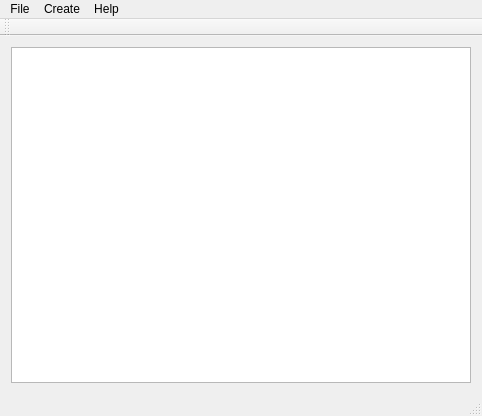
Old version of the form skilaverkefni3/mainwindow.ui in the repository Njallzzz/Skilaverkefni.
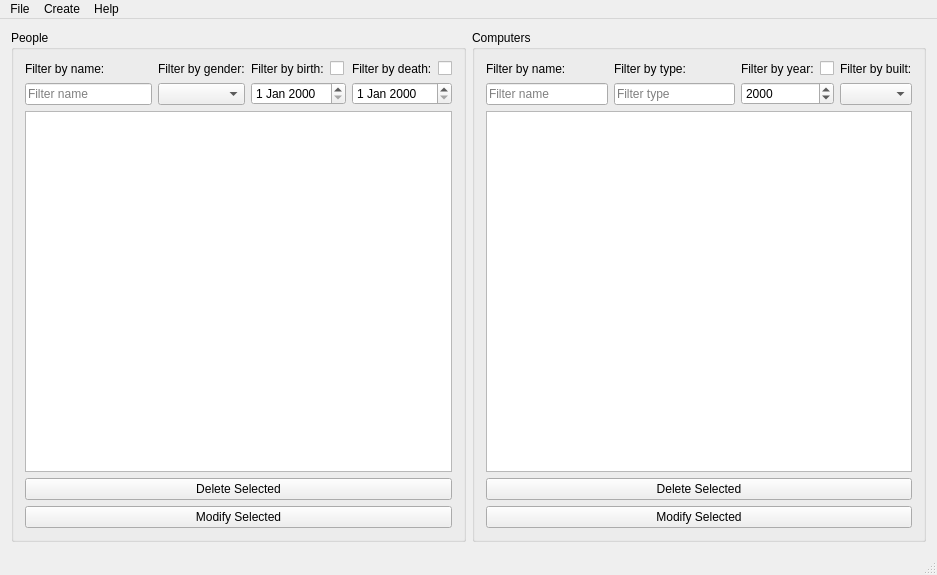
New version of the form.

Commit message: Added SQL for MainWindow, added search and correct formating

```diff
--- a/skilaverkefni3/mainwindow.ui
+++ b/skilaverkefni3/mainwindow.ui
@@ -6,8 +6,8 @@
    <rect>
     <x>0</x>
     <y>0</y>
-    <width>482</width>
-    <height>416</height>
+    <width>937</width>
+    <height>575</height>
    </rect>
   </property>
   <property name="windowTitle">
@@ -16,26 +16,233 @@
   <widget class="QWidget" name="centralWidget">
    <layout class="QVBoxLayout" name="verticalLayout">
     <item>
-     <widget class="QListView" name="listView">
-      <property name="midLineWidth">
-       <number>0</number>
-      </property>
-      <property name="gridSize">
-       <size>
-        <width>0</width>
-        <height>20</height>
-       </size>
-      </property>
-      <property name="viewMode">
-       <enum>QListView::ListMode</enum>
-      </property>
-      <property name="modelColumn">
-       <number>0</number>
-      </property>
-      <property name="uniformItemSizes">
-       <bool>false</bool>
-      </property>
-     </widget>
+     <layout class="QHBoxLayout" name="middle_group">
+      <item>
+       <widget class="QGroupBox" name="people_group">
+        <property name="title">
+         <string>People</string>
+        </property>
+        <layout class="QVBoxLayout" name="verticalLayout_4">
+         <item>
+          <layout class="QHBoxLayout" name="filter_group_p">
+           <item>
+            <layout class="QVBoxLayout" name="filter_name_p_g">
+             <item>
+              <widget class="QLabel" name="label_4">
+               <property name="text">
+                <string>Filter by name:</string>
+               </property>
+              </widget>
+             </item>
+             <item>
+              <widget class="QLineEdit" name="filter_name_p">
+               <property name="placeholderText">
+                <string>Filter name</string>
+               </property>
+              </widget>
+             </item>
+            </layout>
+           </item>
+           <item>
+            <layout class="QVBoxLayout" name="filter_gender_p_g">
+             <item>
+              <widget class="QLabel" name="label_3">
+               <property name="text">
+                <string>Filter by gender:</string>
+               </property>
+              </widget>
+             </item>
+             <item>
+              <widget class="QComboBox" name="filter_gender_p">
+               <property name="currentText">
+                <string/>
+               </property>
+              </widget>
+             </item>
+            </layout>
+           </item>
+           <item>
+            <layout class="QVBoxLayout" name="filter_birth_p_g">
+             <item>
+              <layout class="QHBoxLayout" name="horizontalLayout">
+               <item>
+                <widget class="QLabel" name="label_2">
+                 <property name="text">
+                  <string>Filter by birth:</string>
+                 </property>
+                </widget>
+               </item>
+               <item>
+                <widget class="QCheckBox" name="filter_birth_c_p">
+                 <property name="text">
+                  <string/>
+                 </property>
+                </widget>
+               </item>
+              </layout>
+             </item>
+             <item>
+              <widget class="QDateEdit" name="date_birth_p"/>
+             </item>
+            </layout>
+           </item>
+           <item>
+            <layout class="QVBoxLayout" name="filter_death_p_g">
+             <item>
+              <layout class="QHBoxLayout" name="horizontalLayout_3">
+               <item>
+                <widget class="QLabel" name="label">
+                 <property name="text">
+                  <string>Filter by death:</string>
+                 </property>
+                </widget>
+               </item>
+               <item>
+                <widget class="QCheckBox" name="filter_death_c_p">
+                 <property name="text">
+                  <string/>
+                 </property>
+                </widget>
+               </item>
+              </layout>
+             </item>
+             <item>
+              <widget class="QDateEdit" name="date_death_p"/>
+             </item>
+            </layout>
+           </item>
+          </layout>
+         </item>
+         <item>
+          <widget class="QTableView" name="people_list"/>
+         </item>
+         <item>
+          <widget class="QPushButton" name="pushButton_delete_person">
+           <property name="text">
+            <string>Delete Selected</string>
+           </property>
+          </widget>
+         </item>
+         <item>
+          <widget class="QPushButton" name="pushButton_modify_person">
+           <property name="text">
+            <string>Modify Selected</string>
+           </property>
+          </widget>
+         </item>
+        </layout>
+       </widget>
+      </item>
+      <item>
+       <widget class="QGroupBox" name="computer_group">
+        <property name="title">
+         <string>Computers</string>
+        </property>
+        <layout class="QVBoxLayout" name="verticalLayout_5">
+         <item>
+          <layout class="QHBoxLayout" name="filter_group_c">
+           <item>
+            <layout class="QVBoxLayout" name="filter_group_name_c_g">
+             <item>
+              <widget class="QLabel" name="label_5">
+               <property name="text">
+                <string>Filter by name:</string>
+               </property>
+              </widget>
+             </item>
+             <item>
+              <widget class="QLineEdit" name="filter_name_c">
+               <property name="placeholderText">
+                <string>Filter name</string>
+               </property>
+              </widget>
+             </item>
+            </layout>
+           </item>
+           <item>
+            <layout class="QVBoxLayout" name="filter_group_type_c_g">
+             <item>
+              <widget class="QLabel" name="label_6">
+               <property name="text">
+                <string>Filter by type:</string>
+               </property>
+              </widget>
+             </item>
+             <item>
+              <widget class="QLineEdit" name="filter_type_c">
+               <property name="placeholderText">
+                <string>Filter type</string>
+               </property>
+              </widget>
+             </item>
+            </layout>
+           </item>
+           <item>
+            <layout class="QVBoxLayout" name="filter_group_year_c_g">
+             <item>
+              <layout class="QHBoxLayout" name="horizontalLayout_4">
+               <item>
+                <widget class="QLabel" name="label_7">
+                 <property name="text">
+                  <string>Filter by year:</string>
+                 </property>
+                </widget>
+               </item>
+               <item>
+                <widget class="QCheckBox" name="filter_date_c_c">
+                 <property name="text">
+                  <string/>
+                 </property>
+                </widget>
+               </item>
+              </layout>
+             </item>
+             <item>
+              <widget class="QDateEdit" name="date_date_c">
+               <property name="displayFormat">
+                <string>yyyy</string>
+               </property>
+              </widget>
+             </item>
+            </layout>
+           </item>
+           <item>
+            <layout class="QVBoxLayout" name="filter_group_built_c_g">
+             <item>
+              <widget class="QLabel" name="label_8">
+               <property name="text">
+                <string>Filter by built:</string>
+               </property>
+              </widget>
+             </item>
+             <item>
+              <widget class="QComboBox" name="filter_built_c"/>
+             </item>
+            </layout>
+           </item>
+          </layout>
+         </item>
+         <item>
+          <widget class="QTableView" name="computer_list"/>
+         </item>
+         <item>
+          <widget class="QPushButton" name="pushButton_delete_computer">
+           <property name="text">
+            <string>Delete Selected</string>
+           </property>
+          </widget>
+         </item>
+         <item>
+          <widget class="QPushButton" name="pushButton_modify_computer">
+           <property name="text">
+            <string>Modify Selected</string>
+           </property>
+          </widget>
+         </item>
+        </layout>
+       </widget>
+      </item>
+     </layout>
     </item>
    </layout>
   </widget>
@@ -44,8 +251,8 @@
     <rect>
      <x>0</x>
      <y>0</y>
-     <width>482</width>
-     <height>22</height>
+     <width>937</width>
+     <height>21</height>
     </rect>
    </property>
    <widget class="QMenu" name="menuFile">
@@ -73,14 +280,6 @@
    <addaction name="menuEntry"/>
    <addaction name="menuHelp"/>
   </widget>
-  <widget class="QToolBar" name="mainToolBar">
-   <attribute name="toolBarArea">
-    <enum>TopToolBarArea</enum>
-   </attribute>
-   <attribute name="toolBarBreak">
-    <bool>false</bool>
-   </attribute>
-  </widget>
   <widget class="QStatusBar" name="statusBar"/>
   <action name="actionNew">
    <property name="text">
```
The commit also changes 8 other files.
